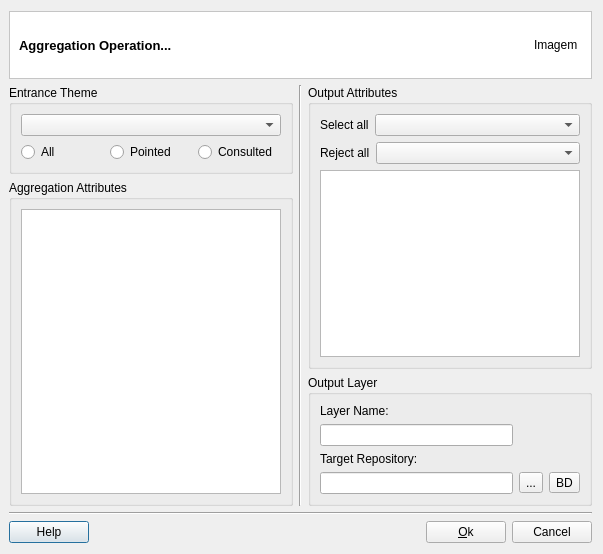
This is src/terralib/vp/qt/ui/AggregationDialogForm.ui in claudiobogossian/terralib5 as Qt 5 draws it before an edit. The edited form follows.
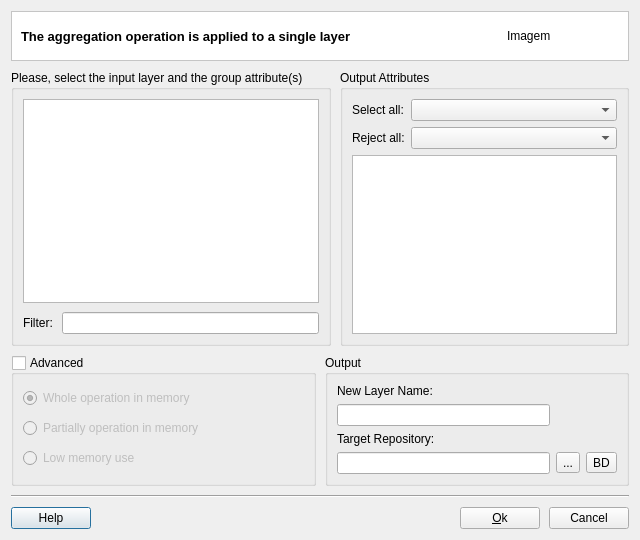
This is the edited form.

```diff
--- a/src/terralib/vp/qt/ui/AggregationDialogForm.ui
+++ b/src/terralib/vp/qt/ui/AggregationDialogForm.ui
@@ -6,23 +6,18 @@
    <rect>
     <x>0</x>
     <y>0</y>
-    <width>603</width>
-    <height>554</height>
+    <width>640</width>
+    <height>540</height>
    </rect>
   </property>
   <property name="windowTitle">
    <string>Aggregation Operation</string>
   </property>
-  <layout class="QGridLayout" name="gridLayout_17">
-   <property name="leftMargin">
+  <layout class="QVBoxLayout" name="verticalLayout_6" stretch="0,1,0,0,0">
+   <property name="spacing">
     <number>9</number>
    </property>
-   <item row="0" column="0">
-    <layout class="QGridLayout" name="gridLayout_9"/>
-   </item>
-   <item row="1" column="1">
-    <layout class="QGridLayout" name="gridLayout_16">
-     <item row="0" column="0">
+   <item>
       <widget class="QFrame" name="frame_2">
        <property name="styleSheet">
         <string notr="true">QWidget { background: white }</string>
@@ -33,7 +28,16 @@
        <property name="frameShadow">
         <enum>QFrame::Sunken</enum>
        </property>
-       <layout class="QGridLayout" name="gridLayout">
+     <layout class="QGridLayout" name="gridLayout" columnstretch="1,0">
+      <property name="topMargin">
+       <number>0</number>
+      </property>
+      <property name="bottomMargin">
+       <number>0</number>
+      </property>
+      <property name="horizontalSpacing">
+       <number>9</number>
+      </property>
         <item row="0" column="0">
          <widget class="QLabel" name="m_datasourceTypeTitleLabel">
           <property name="font">
@@ -44,7 +48,7 @@
            </font>
           </property>
           <property name="text">
-           <string>Aggregation Operation...</string>
+         <string>The aggregation operation is applied to a single layer</string>
           </property>
          </widget>
         </item>
@@ -52,7 +56,7 @@
          <widget class="QLabel" name="m_imgLabel">
           <property name="minimumSize">
            <size>
-            <width>48</width>
+          <width>112</width>
             <height>48</height>
            </size>
           </property>
@@ -70,112 +74,79 @@
        </layout>
       </widget>
      </item>
-     <item row="1" column="0">
-      <layout class="QGridLayout" name="gridLayout_15">
-       <item row="0" column="0">
-        <layout class="QGridLayout" name="gridLayout_12">
-         <item row="0" column="0">
-          <widget class="QGroupBox" name="m_entranceThemeGroupBox">
+   <item>
+    <layout class="QHBoxLayout" name="horizontalLayout_3" stretch="1,1">
+     <property name="spacing">
+      <number>9</number>
+     </property>
+     <item>
+      <widget class="QGroupBox" name="groupBox">
            <property name="title">
-            <string>Entrance Theme</string>
-           </property>
-           <layout class="QGridLayout" name="gridLayout_6">
-            <item row="0" column="0">
-             <layout class="QGridLayout" name="gridLayout_3">
-              <item row="0" column="0" colspan="3">
-               <widget class="QComboBox" name="m_themeComboBox"/>
-              </item>
-              <item row="1" column="0">
-               <widget class="QRadioButton" name="m_allRadioButton">
-                <property name="text">
-                 <string>All</string>
-                </property>
-               </widget>
-              </item>
-              <item row="1" column="1">
-               <widget class="QRadioButton" name="m_pointedRadioButton">
+        <string>Please, select the input layer and the group attribute(s)</string>
+       </property>
+       <layout class="QVBoxLayout" name="verticalLayout_3" stretch="1,0">
+        <property name="spacing">
+         <number>9</number>
+        </property>
+        <item>
+         <widget class="QTreeView" name="m_layerTreeView"/>
+        </item>
+        <item>
+         <layout class="QHBoxLayout" name="horizontalLayout">
+          <item>
+           <widget class="QLabel" name="label_6">
                 <property name="text">
-                 <string>Pointed</string>
+             <string>Filter:</string>
                 </property>
                </widget>
               </item>
-              <item row="1" column="2">
-               <widget class="QRadioButton" name="m_consultedRadioButton">
-                <property name="text">
-                 <string>Consulted</string>
-                </property>
-               </widget>
+          <item>
+           <widget class="QLineEdit" name="m_filterLineEdit"/>
               </item>
              </layout>
             </item>
            </layout>
           </widget>
          </item>
-         <item row="1" column="0">
-          <widget class="QGroupBox" name="m_aggregationAttribGroupBox">
-           <property name="title">
-            <string>Aggregation Attributes</string>
-           </property>
-           <layout class="QGridLayout" name="gridLayout_10">
-            <item row="0" column="0">
-             <widget class="QListView" name="m_attributesListView"/>
-            </item>
-           </layout>
-          </widget>
-         </item>
-        </layout>
-       </item>
-       <item row="0" column="1">
-        <widget class="Line" name="line">
-         <property name="orientation">
-          <enum>Qt::Vertical</enum>
-         </property>
-        </widget>
-       </item>
-       <item row="0" column="2">
-        <layout class="QGridLayout" name="gridLayout_14">
-         <item row="0" column="0">
+     <item>
           <widget class="QGroupBox" name="m_outputAttribGroupBox">
            <property name="title">
             <string>Output Attributes</string>
            </property>
-           <layout class="QGridLayout" name="gridLayout_13">
-            <item row="0" column="0">
-             <layout class="QGridLayout" name="gridLayout_8">
-              <item row="2" column="0">
-               <widget class="QListView" name="m_outputListView"/>
-              </item>
-              <item row="0" column="0">
-               <layout class="QGridLayout" name="gridLayout_4">
-                <item row="0" column="0">
+       <layout class="QVBoxLayout" name="verticalLayout_5">
+        <item>
+         <layout class="QHBoxLayout" name="horizontalLayout_2">
+          <item>
+           <layout class="QVBoxLayout" name="verticalLayout_4">
+            <item>
                  <widget class="QLabel" name="m_selectAllLabel">
                   <property name="text">
-                   <string>Select all</string>
+               <string>Select all:</string>
                   </property>
                  </widget>
                 </item>
-                <item row="0" column="1">
-                 <widget class="QComboBox" name="m_selectAllComboBox">
-                  <property name="sizePolicy">
-                   <sizepolicy hsizetype="MinimumExpanding" vsizetype="Fixed">
-                    <horstretch>0</horstretch>
-                    <verstretch>0</verstretch>
-                   </sizepolicy>
-                  </property>
-                 </widget>
-                </item>
-               </layout>
-              </item>
-              <item row="1" column="0">
-               <layout class="QGridLayout" name="gridLayout_5">
-                <item row="0" column="0">
+            <item>
                  <widget class="QLabel" name="m_rejectAllLabel">
                   <property name="text">
-                   <string>Reject all</string>
+               <string>Reject all:</string>
                   </property>
                  </widget>
                 </item>
-                <item row="0" column="1">
+           </layout>
+          </item>
+          <item>
+           <layout class="QVBoxLayout" name="verticalLayout_2">
+            <item>
+             <widget class="QComboBox" name="m_selectAllComboBox">
+              <property name="sizePolicy">
+               <sizepolicy hsizetype="MinimumExpanding" vsizetype="Fixed">
+                <horstretch>0</horstretch>
+                <verstretch>0</verstretch>
+               </sizepolicy>
+              </property>
+             </widget>
+            </item>
+            <item>
                  <widget class="QComboBox" name="m_rejectAllComboBox">
                   <property name="sizePolicy">
                    <sizepolicy hsizetype="MinimumExpanding" vsizetype="Fixed">
@@ -189,39 +160,113 @@
               </item>
              </layout>
             </item>
+        <item>
+         <widget class="QListView" name="m_outputListView"/>
+        </item>
            </layout>
           </widget>
          </item>
-         <item row="1" column="0">
-          <widget class="QGroupBox" name="m_outputGroupBox">
+    </layout>
+   </item>
+   <item>
+    <layout class="QHBoxLayout" name="horizontalLayout_4" stretch="1,1">
+     <property name="spacing">
+      <number>9</number>
+     </property>
+     <item>
+      <widget class="QGroupBox" name="m_advancedOptionsGroupBox">
+       <property name="sizePolicy">
+        <sizepolicy hsizetype="MinimumExpanding" vsizetype="Preferred">
+         <horstretch>0</horstretch>
+         <verstretch>0</verstretch>
+        </sizepolicy>
+       </property>
            <property name="title">
-            <string>Output Layer</string>
-           </property>
-           <layout class="QGridLayout" name="gridLayout_11">
-            <item row="0" column="0">
-             <layout class="QGridLayout" name="gridLayout_7">
-              <item row="0" column="0">
-               <widget class="QLabel" name="m_layerNameLabel">
+        <string>Advanced</string>
+       </property>
+       <property name="flat">
+        <bool>false</bool>
+       </property>
+       <property name="checkable">
+        <bool>true</bool>
+       </property>
+       <property name="checked">
+        <bool>false</bool>
+       </property>
+       <layout class="QVBoxLayout" name="verticalLayout">
+        <item>
+         <widget class="QRadioButton" name="m_wholeMemRadioButton">
+          <property name="toolTip">
+           <string>operation with all layers in memory</string>
+          </property>
                 <property name="text">
-                 <string>Layer Name:</string>
-                </property>
-               </widget>
-              </item>
+           <string>Whole operation in memory</string>
+          </property>
+          <property name="checked">
+           <bool>true</bool>
+          </property>
+         </widget>
+        </item>
+        <item>
+         <widget class="QRadioButton" name="m_partiallyMemRadioButton">
+          <property name="toolTip">
+           <string>operation with only one layer in memory</string>
+          </property>
+          <property name="text">
+           <string>Partially operation in memory</string>
+          </property>
+         </widget>
+        </item>
+        <item>
+         <widget class="QRadioButton" name="m_lowMemRadioButton">
+          <property name="toolTip">
+           <string>operation without memory use</string>
+          </property>
+          <property name="text">
+           <string>Low memory use</string>
+          </property>
+         </widget>
+        </item>
+       </layout>
+      </widget>
+     </item>
+     <item>
+      <widget class="QGroupBox" name="groupBox_2">
+       <property name="sizePolicy">
+        <sizepolicy hsizetype="Preferred" vsizetype="Preferred">
+         <horstretch>0</horstretch>
+         <verstretch>0</verstretch>
+        </sizepolicy>
+       </property>
+       <property name="title">
+        <string>Output</string>
+       </property>
+       <layout class="QGridLayout" name="gridLayout_3">
               <item row="1" column="0">
-               <widget class="QLineEdit" name="m_layerNameLineEdit"/>
+         <widget class="QLineEdit" name="m_newLayerNameLineEdit"/>
+        </item>
+        <item row="3" column="2">
+         <widget class="QToolButton" name="m_targetDatasourceToolButton">
+          <property name="minimumSize">
+           <size>
+            <width>0</width>
+            <height>0</height>
+           </size>
+          </property>
+          <property name="text">
+           <string>BD</string>
+          </property>
+         </widget>
               </item>
               <item row="2" column="0">
-               <widget class="QLabel" name="label_5">
+         <widget class="QLabel" name="label_4">
                 <property name="text">
                  <string>Target Repository:</string>
                 </property>
                </widget>
               </item>
-              <item row="3" column="0">
-               <widget class="QLineEdit" name="m_targetRepLineEdit"/>
-              </item>
               <item row="3" column="1">
-               <widget class="QToolButton" name="m_pathToolButton">
+         <widget class="QToolButton" name="m_targetFileToolButton">
                 <property name="minimumSize">
                  <size>
                   <width>0</width>
@@ -233,36 +278,29 @@
                 </property>
                </widget>
               </item>
-              <item row="3" column="2">
-               <widget class="QToolButton" name="m_datasourcesToolButton">
-                <property name="minimumSize">
-                 <size>
-                  <width>0</width>
-                  <height>0</height>
-                 </size>
-                </property>
+        <item row="3" column="0">
+         <widget class="QLineEdit" name="lineEdit_2"/>
+        </item>
+        <item row="0" column="0">
+         <widget class="QLabel" name="label_3">
                 <property name="text">
-                 <string>BD</string>
+           <string>New Layer Name:</string>
                 </property>
                </widget>
               </item>
              </layout>
-            </item>
-           </layout>
           </widget>
          </item>
         </layout>
        </item>
-      </layout>
-     </item>
-     <item row="2" column="0">
+   <item>
       <widget class="Line" name="line_2">
        <property name="orientation">
         <enum>Qt::Horizontal</enum>
        </property>
       </widget>
      </item>
-     <item row="3" column="0">
+   <item>
       <layout class="QGridLayout" name="gridLayout_2">
        <item row="0" column="0">
         <widget class="QPushButton" name="m_helpPushButton">
@@ -297,8 +335,6 @@
           <string>Cancel</string>
          </property>
         </widget>
-       </item>
-      </layout>
      </item>
     </layout>
    </item>
```
Lines whose indentation alone changed are shown as unchanged.
